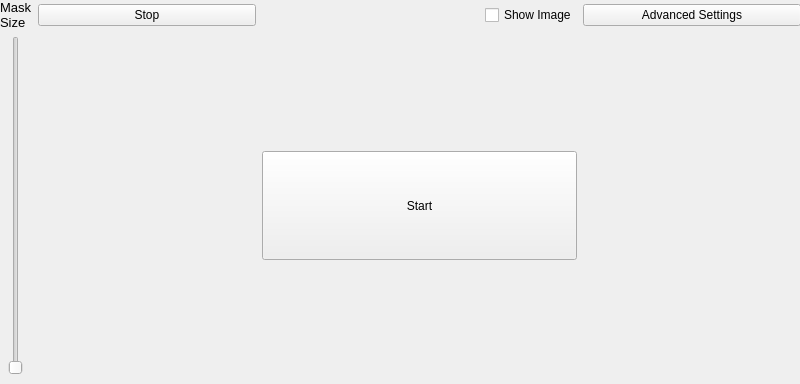
Old version of the form motionwindow.ui in the repository mtekman/motiondetect.
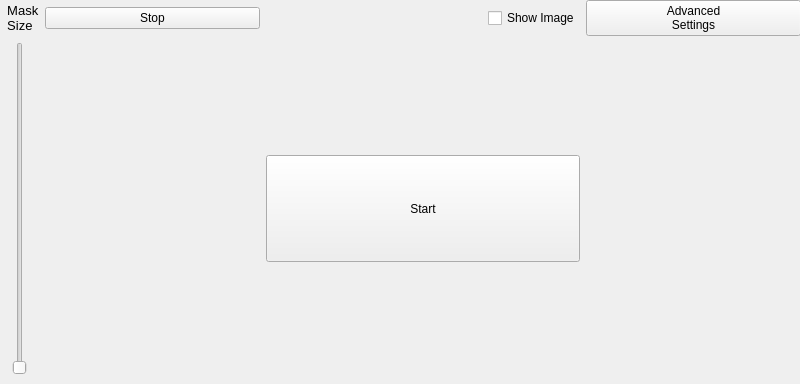
New version of the form. Icons and pictures are not drawn.

```diff
--- a/motionwindow.ui
+++ b/motionwindow.ui
@@ -57,8 +57,8 @@
         </font>
        </property>
        <property name="text">
-        <string>Mask
-Size</string>
+        <string>  Mask 
+  Size </string>
        </property>
       </widget>
      </item>
@@ -119,7 +119,18 @@
      <item row="0" column="5">
       <widget class="QPushButton" name="pushButton_settings">
        <property name="text">
-        <string>Advanced Settings</string>
+        <string>Advanced
+Settings</string>
+       </property>
+       <property name="icon">
+        <iconset resource="images.qrc">
+         <normaloff>:/img/images/settings.png</normaloff>:/img/images/settings.png</iconset>
+       </property>
+       <property name="iconSize">
+        <size>
+         <width>32</width>
+         <height>32</height>
+        </size>
        </property>
       </widget>
      </item>
@@ -134,6 +145,16 @@
        <property name="text">
         <string>Stop</string>
        </property>
+       <property name="icon">
+        <iconset resource="images.qrc">
+         <normaloff>:/img/images/stop.png</normaloff>:/img/images/stop.png</iconset>
+       </property>
+       <property name="iconSize">
+        <size>
+         <width>32</width>
+         <height>32</height>
+        </size>
+       </property>
       </widget>
      </item>
      <item row="0" column="4">
@@ -206,6 +227,16 @@
        <property name="text">
         <string>Start</string>
        </property>
+       <property name="icon">
+        <iconset resource="images.qrc">
+         <normaloff>:/img/images/camera.png</normaloff>:/img/images/camera.png</iconset>
+       </property>
+       <property name="iconSize">
+        <size>
+         <width>64</width>
+         <height>64</height>
+        </size>
+       </property>
       </widget>
      </item>
     </layout>
```
Left out of the diff: 10 changed lines with no effect on the pictures.
